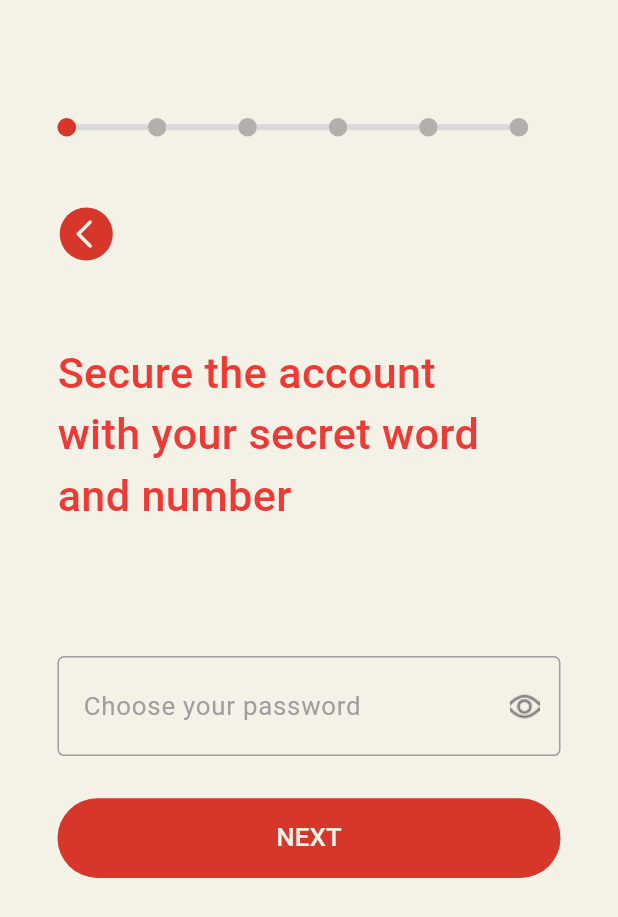
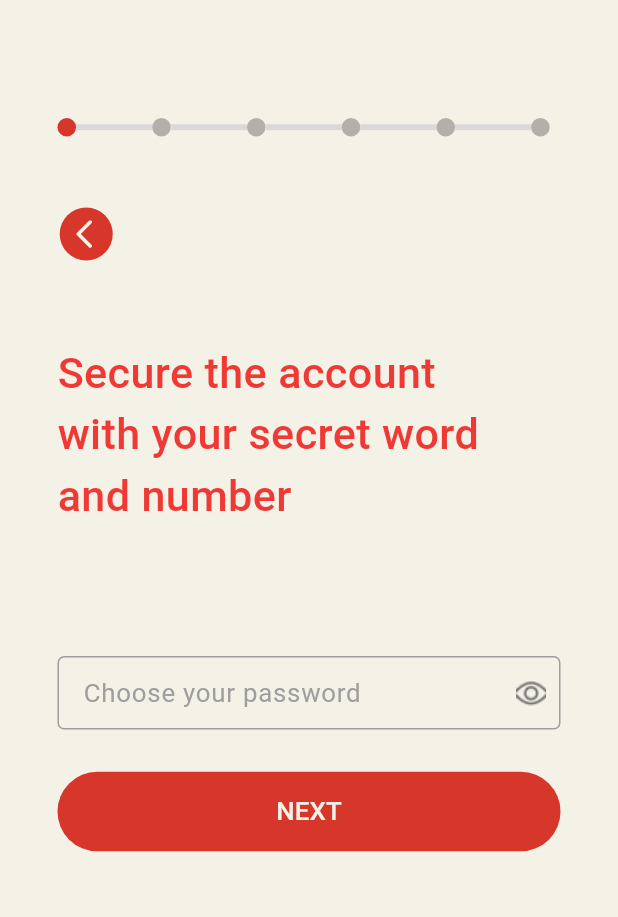
Before and after one commit to debuggerdev24/trabella_app, a Flutter app: the HorizontalStepper screen opened by its route, on a phone screen of 412 x 824 dp. Shown: the top 917 px of the screen. Run offline on Flutter 3.47's test engine with Material 3 defaults, Android fonts, the phone set to English and light mode, and no system bars; our stand-ins replace animate_do, camera, carousel_slider, dots_indicator, dotted_border, dotted_line and 10 more; project files that could hold a hidden picture were left out.

Commit message:
ui changes

```diff
--- a/lib/main.dart
+++ b/lib/main.dart
@@ -47,6 +47,7 @@ class _MyAppState extends State<MyApp> {
           title: 'TRABELLA APP',
           routerConfig: AppNavigator.router,
           debugShowCheckedModeBanner: false,
+
         );
       });
 }
--- a/lib/view/Auth/setpassword_screen.dart
+++ b/lib/view/Auth/setpassword_screen.dart
@@ -82,7 +82,10 @@ class HorizontalStepper extends StatelessWidget {
           AppTextField(
             fillcolor: Colors.transparent,
             hintText: "Confirm your password",
-            suffixIcon: Image.asset(AppAssets.password),
+            suffixIcon: Padding(
+                padding: EdgeInsets.only(left: 10.r),
+              child: Image.asset(AppAssets.password),
+            ),
             onChanged: (value) {
               stepperProvider.updateConfirmPassword(value ?? "");
             },
--- a/lib/view/Home/setting_screen.dart
+++ b/lib/view/Home/setting_screen.dart
@@ -81,8 +81,9 @@ class _SettingScreenState extends State<SettingScreen> {
           ? Transform.scale(
               scaleX: 0.8,
               scaleY: 0.8,
-              child: Switch.adaptive(
-                applyCupertinoTheme: true,
+              child: Switch(
+
+                // applyCupertinoTheme: true,
                 inactiveTrackColor: AppColors.blackColor,
                 inactiveThumbColor: AppColors.redcolor,
                 trackOutlineWidth: MaterialStateProperty.all(0),
--- a/lib/widgets/Authwidgets/auth_screens.dart
+++ b/lib/widgets/Authwidgets/auth_screens.dart
@@ -148,7 +148,10 @@ class _SetpasswordState extends State<Setpassword> {
             fillcolor: Colors.transparent,
             controller: _setpasswordcontroller,
             hintText: "Choose your password",
-            suffixIcon: Image.asset(AppAssets.password),
+            suffixIcon: Padding(
+              padding: EdgeInsets.only(left: 10.r),
+              child: Image.asset(AppAssets.password),
+            ),
             onChanged: (String? value) {
               stepperProvider.updatePassword(value ?? "");
             },
--- a/lib/widgets/app_txt_field.dart
+++ b/lib/widgets/app_txt_field.dart
@@ -139,7 +139,7 @@ class AppTextField extends StatelessWidget {
                   color:Colors.grey
                 ),
             contentPadding: contentPadding ??
-                EdgeInsets.symmetric(horizontal: 15.r, vertical: 23.r),
+                EdgeInsets.symmetric(horizontal: 15.r, vertical: 10.r),
             disabledBorder: border ??
                 OutlineInputBorder(
                   borderRadius: BorderRadius.circular(5.r),
--- a/lib/widgets/calender_screen.dart
+++ b/lib/widgets/calender_screen.dart
@@ -50,6 +50,7 @@ class Calendar extends StatelessWidget {
                       child: SfDateRangePicker(
                         headerHeight: 60.h,
                         todayHighlightColor: Colors.transparent,
+
                         rangeSelectionColor:
                             AppColors.darkredcolor.withOpacity(0.2),
                         endRangeSelectionColor: AppColors.darkredcolor,
--- a/lib/widgets/steeper.dart
+++ b/lib/widgets/steeper.dart
@@ -70,7 +70,7 @@ class Customstepper1 extends StatelessWidget {
             if (index < stepCount - 1)
               AnimatedContainer(
                 duration: const Duration(milliseconds: 300),
-                width: stepCount == 5 ? 63.w : 50.w,
+                width: stepCount == 5 ? 63.w : 53.w,
                 height: 4.5.r,
                 color: stepperProvider.currentStep > index
                     ? AppColors.darkredcolor
```
Also changed, not shown: lib/view/Auth/idverification.dart (+13 -4 lines), lib/view/Profile/myprofile_screen.dart (+4 -4 lines), lib/view/Profile/profile_screen.dart (+5 -10 lines), lib/view/Trips/trip_screen.dart.dart (+14 -18 lines).
